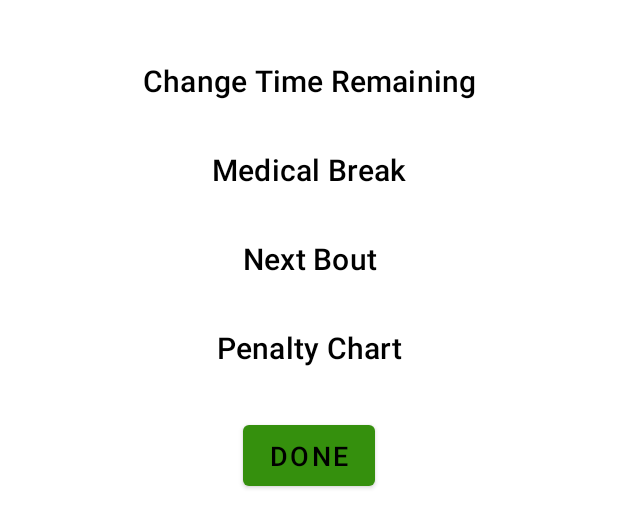
After one commit to SnackKing/FenceAndroid, an Android app: the layout actions_bottom_sheet.xml on its own in the app's theme, with its tools: preview values and no code run, on a phone screen of 412 x 824 dp. The commit adds this screen. Shown: the top 528 px of the screen. Run offline under Robolectric (Android 15) with nearby library versions, the phone set to English and light mode, and no system bars.

Commit message:
Add UI for actions bottomsheet

```diff
--- /dev/null
+++ b/app/src/main/res/layout/actions_bottom_sheet.xml
@@ -0,0 +1,66 @@
+<?xml version="1.0" encoding="utf-8"?>
+<LinearLayout xmlns:android="http://schemas.android.com/apk/res/android"
+    android:layout_width="match_parent"
+    android:layout_height="wrap_content"
+    android:orientation="vertical"
+    android:layout_marginHorizontal="@dimen/main_content_horizontal_margin"
+    android:layout_marginVertical="@dimen/main_content_vertical_margin"
+    xmlns:app="http://schemas.android.com/apk/res-auto">
+    <TextView
+        android:layout_width="match_parent"
+        android:layout_height="wrap_content"
+        android:layout_gravity="center"
+        android:textAlignment="center"
+        android:paddingVertical="@dimen/list_vertical_spacing"
+        android:textSize="@dimen/bottomsheet_item_title_size"
+        style="@style/TextAppearance.Material3.TitleSmall"
+        android:id="@+id/change_time_remaining"
+        android:text="@string/change_time_remaining"/>
+
+    <TextView
+        android:layout_width="match_parent"
+        android:layout_height="wrap_content"
+        android:paddingVertical="@dimen/list_vertical_spacing"
+        android:layout_gravity="center"
+        android:textAlignment="center"
+        android:textSize="@dimen/bottomsheet_item_title_size"
+        style="@style/TextAppearance.Material3.TitleSmall"
+        android:id="@+id/medical_break"
+        android:text="@string/medical_break"/>
+
+    <TextView
+        android:layout_width="match_parent"
+        android:layout_height="wrap_content"
+        android:paddingVertical="@dimen/list_vertical_spacing"
+        android:layout_gravity="center"
+        android:textAlignment="center"
+        android:textSize="@dimen/bottomsheet_item_title_size"
+        style="@style/TextAppearance.Material3.TitleSmall"
+        android:id="@+id/next_bout"
+        android:text="@string/next_bout"/>
+
+    <TextView
+        android:layout_width="match_parent"
+        android:layout_height="wrap_content"
+        android:paddingVertical="@dimen/list_vertical_spacing"
+        android:layout_gravity="center"
+        android:textAlignment="center"
+        android:textSize="@dimen/bottomsheet_item_title_size"
+        style="@style/TextAppearance.Material3.TitleSmall"
+        android:id="@+id/penalty_chart"
+        android:text="@string/penalty_chart"/>
+
+    <com.google.android.material.button.MaterialButton
+        android:layout_width="wrap_content"
+        android:layout_height="wrap_content"
+        android:id="@+id/done"
+        android:layout_gravity="center"
+        android:layout_marginTop="@dimen/list_vertical_spacing"
+        app:layout_constraintLeft_toLeftOf="parent"
+        app:layout_constraintRight_toRightOf="parent"
+        android:textSize="18sp"
+        android:padding="8dp"
+        android:text="@string/done"/>
+
+
+</LinearLayout>
--- a/app/src/main/res/values/strings.xml
+++ b/app/src/main/res/values/strings.xml
@@ -22,4 +22,8 @@
     <string name="red">Red</string>
     <string name="black">Black</string>
     <string name="done">Done</string>
+    <string name="change_time_remaining">Change Time Remaining</string>
+    <string name="medical_break">Medical Break</string>
+    <string name="next_bout">Next Bout</string>
+    <string name="penalty_chart">Penalty Chart</string>
 </resources>
```
Also changed, not shown: app/src/main/java/com/zachallegretti/fenceandroid/ActionsBottomSheet.kt (added, +50 -0 lines), app/src/main/java/com/zachallegretti/fenceandroid/MainActivity.kt (+9 -0 lines).
